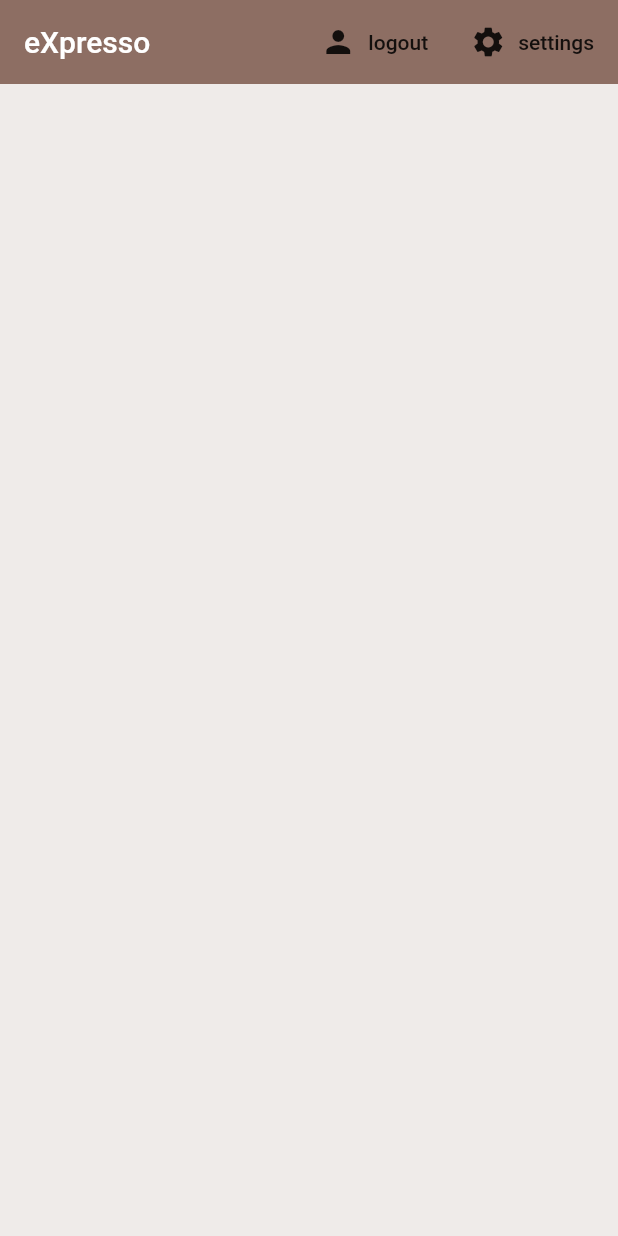
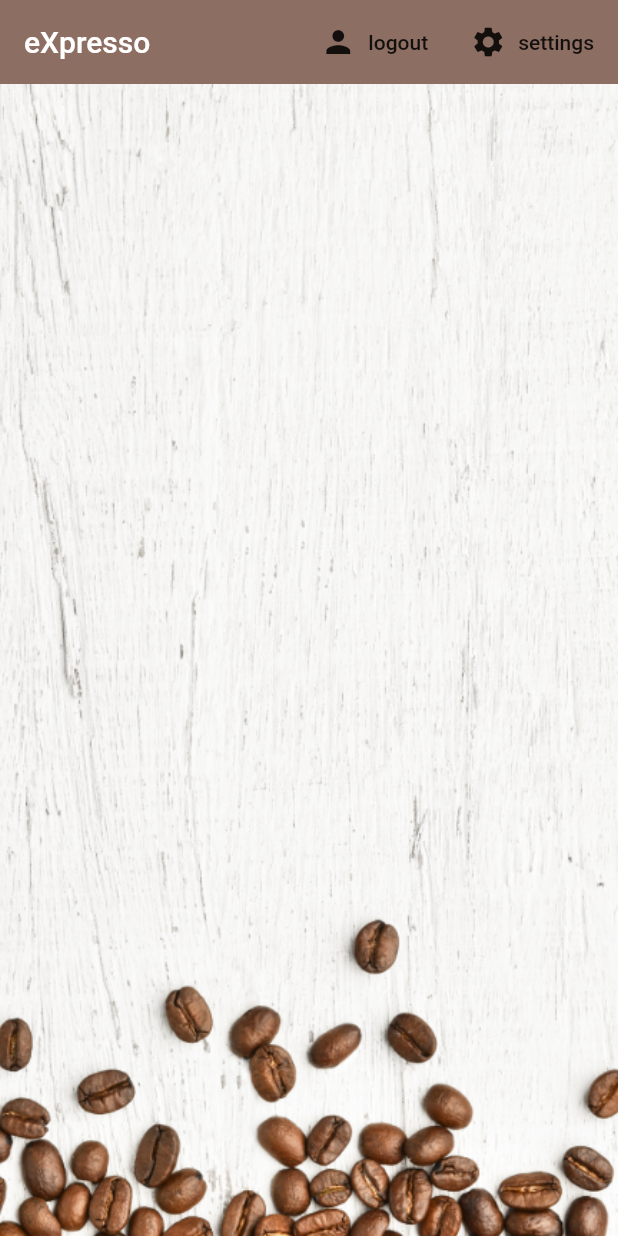
Before and after one commit to pratikwadke02/expresso, a Flutter app: the screen it shows once a user with an empty profile is signed in, on a phone screen of 412 x 824 dp. Run offline on Flutter 3.47's test engine with Material 2 defaults, Android fonts, the phone set to English and light mode, and no system bars; our stand-ins replace cloud_firestore, firebase_auth, firebase_core, flutter_spinkit; accounts and stored records are empty.

Commit message:
final commit

```diff
--- a/lib/main.dart
+++ b/lib/main.dart
@@ -20,7 +20,7 @@ class MyApp extends StatelessWidget {
   @override
   Widget build(BuildContext context) {
     return StreamProvider<MyUser?>.value(
-      value: AuthService().cust,
+      value: AuthService().user,
       initialData: null,
       child: MaterialApp(
         home: Wrapper(),
--- a/lib/screens/home/brew_tile.dart
+++ b/lib/screens/home/brew_tile.dart
@@ -19,6 +19,7 @@ class BrewTile extends StatelessWidget {
           leading: CircleAvatar(
             radius: 25.0,
             backgroundColor: Colors.brown[brew.strength],
+            backgroundImage: AssetImage('assets/coffee_icon.png'),
           ),
           title: Text(
             brew.name,
--- a/lib/screens/home/eXpressoList.dart
+++ b/lib/screens/home/eXpressoList.dart
@@ -16,20 +16,19 @@ class _eXpressoListState extends State<eXpressoList> {
 
   @override
   Widget build(BuildContext context) {
-    final brews = Provider.of<List<Brew>>(context);
+    final brews = Provider.of<List<Brew>?>(context);
 
   // print(brews.documents);
-    brews.forEach((brew) {
-      print(brew.name);
-      print(brew.sugars);
-      print(brew.strength);
-    });
+    // brews.forEach((brew) {
+    //   print(brew.name);
+    //   print(brew.sugars);
+    //   print(brew.strength);
+    // });
 
     return ListView.builder(
-      itemCount: brews.length,
-      itemBuilder: (context, index) {
-        return BrewTile(brew: brews[index]);
-      },
-    );
+      itemBuilder: ((context, index) {
+        return BrewTile(brew: brews![index]);
+      }),
+      itemCount: brews?.length ?? 0);
   }
 }
--- a/lib/screens/home/home.dart
+++ b/lib/screens/home/home.dart
@@ -31,8 +31,9 @@ class Home extends StatelessWidget {
       });
     }
       return StreamProvider<List<Brew>?>.value(
-      value: DatabaseService(uid: '').brews,
-      initialData: [],
+
+      value: DatabaseService(uid: user!.uid).brews,
+      initialData: null,
       child: Scaffold(
         backgroundColor: Colors.brown[50],
         appBar: AppBar(
@@ -40,8 +41,9 @@ class Home extends StatelessWidget {
           elevation: 0.0,
           title: Text('eXpresso'),
           actions: [
-            FlatButton.icon(onPressed: ()async{
-              await _auth.signOut();
+            FlatButton.icon(
+              onPressed: ()async{
+                await _auth.signOut();
             },
             icon: Icon(Icons.person),
             label: Text('logout'),
@@ -55,7 +57,15 @@ class Home extends StatelessWidget {
               )
           ],
         ),
-        body: eXpressoList(),
+        body: Container(
+          decoration: BoxDecoration(
+            image: DecorationImage(
+              image: AssetImage('assets/coffee_bg.png'),
+              fit: BoxFit.cover,
+            ),
+          ),
+          child: eXpressoList()
+          ),
       ),
     );
   }
--- a/lib/services/database.dart
+++ b/lib/services/database.dart
@@ -1,5 +1,4 @@
 import 'package:cloud_firestore/cloud_firestore.dart';
-import 'package:expresso/models/brew.dart';
 import 'package:expresso/models/brew.dart';
 import 'package:expresso/models/users.dart';
 
--- a/pubspec.yaml
+++ b/pubspec.yaml
@@ -62,9 +62,8 @@ flutter:
   uses-material-design: true
 
   # To add assets to your application, add an assets section, like this:
-  # assets:
-  #   - images/a_dot_burr.jpeg
-  #   - images/a_dot_ham.jpeg
+  assets:
+    - assets/
 
   # An image asset can refer to one or more resolution-specific "variants", see
   # https://flutter.dev/assets-and-images/#resolution-aware.
```
Also changed, not shown: lib/services/auth.dart (+2 -5 lines), assets/coffee_bg.png (added), assets/coffee_icon.png (added).
